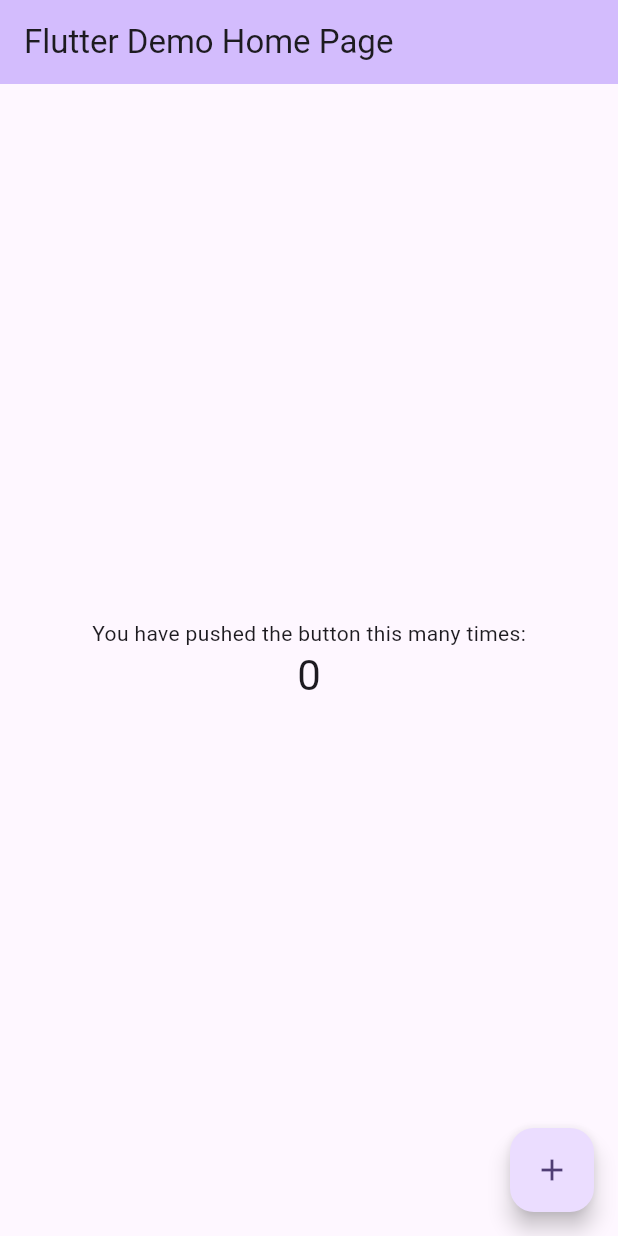
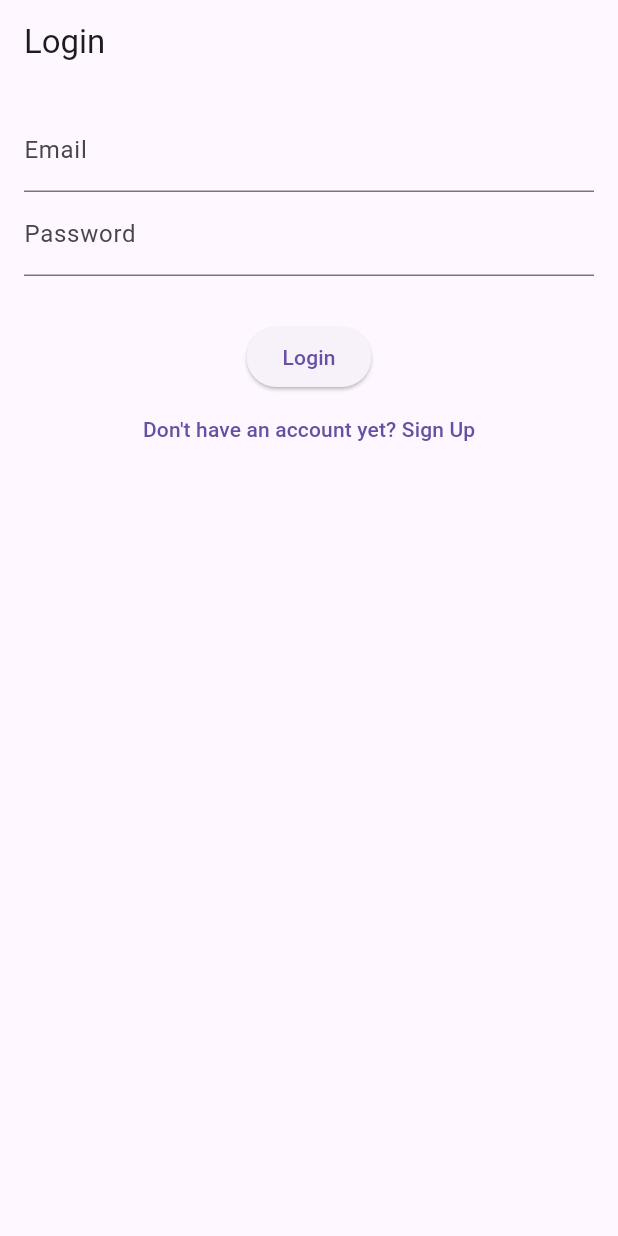
Before and after one commit to glazari98/me_fit, a Flutter app: the screen it shows after launch, on a phone screen of 412 x 824 dp. Run offline on Flutter 3.47's test engine with Material 3 defaults, Android fonts, the phone set to English and light mode, and no system bars; our stand-ins replace firebase_auth, firebase_core; missing offline and left inert: firestorm; accounts and stored records are empty.

Commit message:
Login,Signup and Logout basic functionality with Firebase Auth

```diff
--- a/lib/main.dart
+++ b/lib/main.dart
@@ -1,122 +1,37 @@
+import 'package:firebase_core/firebase_core.dart';
+import 'package:firestorm/fs/fs.dart';
 import 'package:flutter/material.dart';
+import 'package:me_fit/screens/home_screen.dart';
+import 'package:me_fit/screens/signup_screen.dart';
+import 'generated/firestorm_models.dart';
+import 'screens/login_screen.dart';
 
-void main() {
-  runApp(const MyApp());
+void main() async {
+  WidgetsFlutterBinding.ensureInitialized(); //Ensures Flutter is initialized before Firebase
+  await Firebase.initializeApp();
+  await FS.init(); //Initialize Firestorm to use Firestore
+  registerClasses(); //Registers custom classes. Imported from generated file [firestorm_models.dart].
+
+  runApp(const MeFitApp());
 }
 
-class MyApp extends StatelessWidget {
-  const MyApp({super.key});
+class MeFitApp extends StatelessWidget{
+  const MeFitApp({super.key});
 
-  // This widget is the root of your application.
   @override
-  Widget build(BuildContext context) {
+  Widget build(BuildContext context){
     return MaterialApp(
-      title: 'Flutter Demo',
+      title: 'MeFit',
+      debugShowCheckedModeBanner: false,
       theme: ThemeData(
-        // This is the theme of your application.
-        //
-        // TRY THIS: Try running your application with "flutter run". You'll see
-        // the application has a purple toolbar. Then, without quitting the app,
-        // try changing the seedColor in the colorScheme below to Colors.green
-        // and then invoke "hot reload" (save your changes or press the "hot
-        // reload" button in a Flutter-supported IDE, or press "r" if you used
-        // the command line to start the app).
-        //
-        // Notice that the counter didn't reset back to zero; the application
-        // state is not lost during the reload. To reset the state, use hot
-        // restart instead.
-        //
-        // This works for code too, not just values: Most code changes can be
-        // tested with just a hot reload.
-        colorScheme: .fromSeed(seedColor: Colors.deepPurple),
+        primarySwatch: Colors.green,
       ),
-      home: const MyHomePage(title: 'Flutter Demo Home Page'),
+      initialRoute: '/login',
+      routes: {
+        '/login': (context) => const LoginScreen(),
+        '/signUp': (context) => const SignupScreen(),
+        '/home': (context) => const  HomeScreen(),
+      },
     );
   }
 }
-
-class MyHomePage extends StatefulWidget {
-  const MyHomePage({super.key, required this.title});
-
-  // This widget is the home page of your application. It is stateful, meaning
-  // that it has a State object (defined below) that contains fields that affect
-  // how it looks.
-
-  // This class is the configuration for the state. It holds the values (in this
-  // case the title) provided by the parent (in this case the App widget) and
-  // used by the build method of the State. Fields in a Widget subclass are
-  // always marked "final".
-
-  final String title;
-
-  @override
-  State<MyHomePage> createState() => _MyHomePageState();
-}
-
-class _MyHomePageState extends State<MyHomePage> {
-  int _counter = 0;
-
-  void _incrementCounter() {
-    setState(() {
-      // This call to setState tells the Flutter framework that something has
-      // changed in this State, which causes it to rerun the build method below
-      // so that the display can reflect the updated values. If we changed
-      // _counter without calling setState(), then the build method would not be
-      // called again, and so nothing would appear to happen.
-      _counter++;
-    });
-  }
-
-  @override
-  Widget build(BuildContext context) {
-    // This method is rerun every time setState is called, for instance as done
-    // by the _incrementCounter method above.
-    //
-    // The Flutter framework has been optimized to make rerunning build methods
-    // fast, so that you can just rebuild anything that needs updating rather
-    // than having to individually change instances of widgets.
-    return Scaffold(
-      appBar: AppBar(
-        // TRY THIS: Try changing the color here to a specific color (to
-        // Colors.amber, perhaps?) and trigger a hot reload to see the AppBar
-        // change color while the other colors stay the same.
-        backgroundColor: Theme.of(context).colorScheme.inversePrimary,
-        // Here we take the value from the MyHomePage object that was created by
-        // the App.build method, and use it to set our appbar title.
-        title: Text(widget.title),
-      ),
-      body: Center(
-        // Center is a layout widget. It takes a single child and positions it
-        // in the middle of the parent.
-        child: Column(
-          // Column is also a layout widget. It takes a list of children and
-          // arranges them vertically. By default, it sizes itself to fit its
-          // children horizontally, and tries to be as tall as its parent.
-          //
-          // Column has various properties to control how it sizes itself and
-          // how it positions its children. Here we use mainAxisAlignment to
-          // center the children vertically; the main axis here is the vertical
-          // axis because Columns are vertical (the cross axis would be
-          // horizontal).
-          //
-          // TRY THIS: Invoke "debug painting" (choose the "Toggle Debug Paint"
-          // action in the IDE, or press "p" in the console), to see the
-          // wireframe for each widget.
-          mainAxisAlignment: .center,
-          children: [
-            const Text('You have pushed the button this many times:'),
-            Text(
-              '$_counter',
-              style: Theme.of(context).textTheme.headlineMedium,
-            ),
-          ],
-        ),
-      ),
-      floatingActionButton: FloatingActionButton(
-        onPressed: _incrementCounter,
-        tooltip: 'Increment',
-        child: const Icon(Icons.add),
-      ),
-    );
-  }
-}
--- /dev/null
+++ b/lib/models/user.dart
@@ -0,0 +1,14 @@
+import 'package:firestorm/annotations/firestorm_object.dart';
+
+@FirestormObject()
+class User {
+
+  String id;
+  String emailAddress;
+  String username;
+  int age;
+  String fitnessLevel;
+
+  User(this.id, this.emailAddress, this.username, this.age, this.fitnessLevel);
+
+}
--- /dev/null
+++ b/lib/screens/login_screen.dart
@@ -0,0 +1,97 @@
+import 'package:flutter/material.dart';
+import 'package:firebase_auth/firebase_auth.dart';
+import '../services/authentication_service.dart';
+
+class LoginScreen extends StatefulWidget {
+  const LoginScreen({super.key});
+
+  @override
+  State<LoginScreen> createState() => LoginScreenState();
+}
+
+class LoginScreenState extends State<LoginScreen>{
+  final emailController = TextEditingController();
+  final passwordController = TextEditingController();
+
+  bool isLoading = false;
+
+  final AuthenticationService authService = AuthenticationService();
+
+  Future<void> login() async {
+    final email = emailController.text.trim();
+    final password = passwordController.text.trim();
+
+    if(email.isEmpty || password.isEmpty){
+      ScaffoldMessenger.of(context).showSnackBar(
+        const SnackBar(
+            content:Text('Please enter email and password'))
+      );
+      return;
+    }
+
+    try {
+      setState(() => isLoading = true);
+      await authService.logInUser(
+          email: email,
+          password: password);
+
+      if(!mounted) return;
+      Navigator.pushReplacementNamed(context, '/home');
+    } on FirebaseAuthException catch(e) {
+      String message = 'Login Failed';
+      if(e.code == 'user-not-found'){
+        message = 'No user found for that email.';
+      }else if (e.code == 'wrong-password'){
+        message = 'Incorrect password';
+      }else if(e.code == 'invalid-email'){
+        message = 'Invalid email address';
+      }
+
+      ScaffoldMessenger.of(context).showSnackBar(
+        SnackBar(content: Text(message)),
+      );
+    } catch(e){
+      ScaffoldMessenger.of(context).showSnackBar(
+          SnackBar(content: Text('Error: $e')),
+      );
+    } finally {
+      setState(() => isLoading = false);
+    }
+  }
+  @override
+  Widget build(BuildContext context){
+    return Scaffold(
+      appBar: AppBar(title: const Text('Login')),
+      body: Padding(
+        padding: const EdgeInsets.all(16),
+        child: Column(
+          children: [
+            TextField(
+              controller: emailController,
+                decoration: const InputDecoration(labelText: 'Email')),
+            TextField(
+              controller: passwordController,
+              decoration: const InputDecoration(labelText: 'Password'),
+              obscureText: true,
+            ),
+            const SizedBox(height: 30),
+            ElevatedButton(
+                onPressed: () => isLoading ? null : login(),
+                child: isLoading
+              ? const SizedBox(
+                  height: 20,
+                width: 20,
+                child: CircularProgressIndicator(strokeWidth: 2),
+                )
+                    : const Text('Login'),
+            ),
+            TextButton(
+                onPressed: () => Navigator.pushNamed(context, '/signUp'),
+                child: const Text("Don't have an account yet? Sign Up"),
+            ),
+          ],
+        ),
+      ),
+    );
+  }
+}
--- /dev/null
+++ b/lib/services/authentication_service.dart
@@ -0,0 +1,33 @@
+import 'package:firebase_auth/firebase_auth.dart';
+
+class AuthenticationService {
+  final FirebaseAuth authentication = FirebaseAuth.instance;
+
+  Future<UserCredential> registerUser ({
+    required String email,
+    required String password,
+}) async {
+    return await authentication.createUserWithEmailAndPassword(
+        email: email,
+        password: password,
+    );
+  }
+
+  Future<UserCredential> logInUser({
+    required String email,
+    required String password,
+}) async {
+    return await authentication.signInWithEmailAndPassword(
+        email: email,
+        password: password,
+    );
+  }
+
+  Future<void> logOutUser() async {
+    await authentication.signOut();
+  }
+
+  User? getCurrentUser() {
+    return authentication.currentUser;
+  }
+}
```
Also changed, not shown: lib/screens/home_screen.dart (added, +40 -0 lines), lib/screens/signup_screen.dart (added, +197 -0 lines), lib/generated/firestorm_models.dart (added), lib/screens/feedback_screen.dart (added), lib/screens/workout_screen.dart (added), 1 other file.
